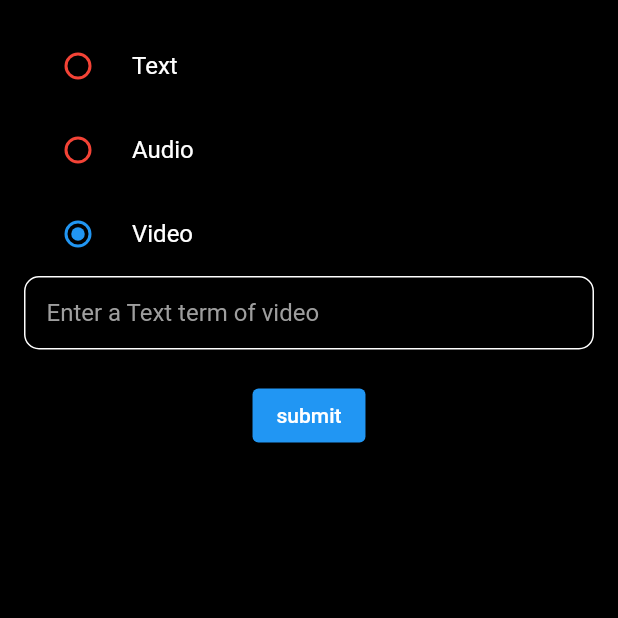
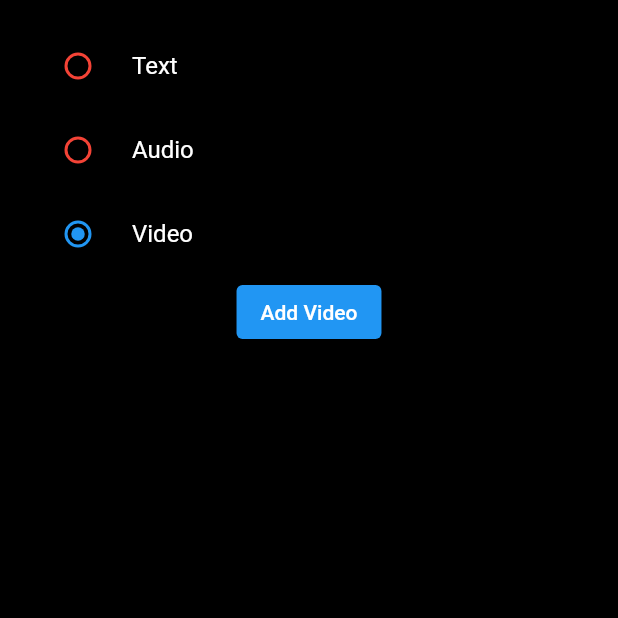
Before and after one commit to MIHIRKHUNT7/Time-Capsule-Data, a Flutter app: the screen it shows after launch, after a tap on "Text", after a tap on "Audio", after a tap on "Video", on a phone screen of 412 x 824 dp, the top half of it. Run offline on Flutter 3.47's test engine with Material 2 defaults, Android fonts, the phone set to English and light mode, and no system bars; our stand-ins replace image_picker, video_player.

Commit message:
add video option avalible in video(radio burtton)

```diff
--- a/lib/main.dart
+++ b/lib/main.dart
@@ -1,5 +1,6 @@
-import 'package:custom_radio_grouped_button/custom_radio_grouped_button.dart';
 import 'package:flutter/material.dart';
+
+import 'image.dart';
 
 void main() {
   runApp(const MyApp());
@@ -153,38 +154,12 @@ class _MytextPageState extends State<MytextPage> {
                   onChanged: handleSelection,
                 ),
                 if (_videoFieldVisible)
-                  TextField(
-                    decoration: InputDecoration(
-                      contentPadding: EdgeInsets.all(15),
-                      focusedBorder: OutlineInputBorder(
-                        borderSide: const BorderSide(
-                          color: Colors.white,
-                        ),
-                        borderRadius: BorderRadius.circular(10),
-                      ),
-                      enabledBorder: OutlineInputBorder(
-                        borderSide: const BorderSide(
-                          color: Colors.white,
-                        ),
-                        borderRadius: BorderRadius.circular(10),
-                      ),
-                      hintText: 'Enter a Text term of video',
-                      hintStyle: TextStyle(color: Colors.grey),
-                    ),
-                  ),
-                SizedBox(
-                  height: 20,
-                ),
-                Column(
-                  children: [
-                    /*FloatingActionButton(onPressed: () {},child: Text('Submit'),),
-                    TextButton(onPressed: () {} , child: Text('submit'),),*/
-                    ElevatedButton(
-                      onPressed: () {},
-                      child: Text('submit'),
-                    )
-                  ],
-                ),
+                  ElevatedButton(onPressed: () {   Navigator.push(
+                    context,
+                    MaterialPageRoute(
+                        builder: (context) => MyHomePage()),
+                  ); },
+                  child: Text('Add Video'),),
               ],
             ),
           ),
```
Also changed, not shown: lib/image.dart (added, +170 -0 lines), pubspec.yaml (+15 -23 lines), pubspec.lock.
